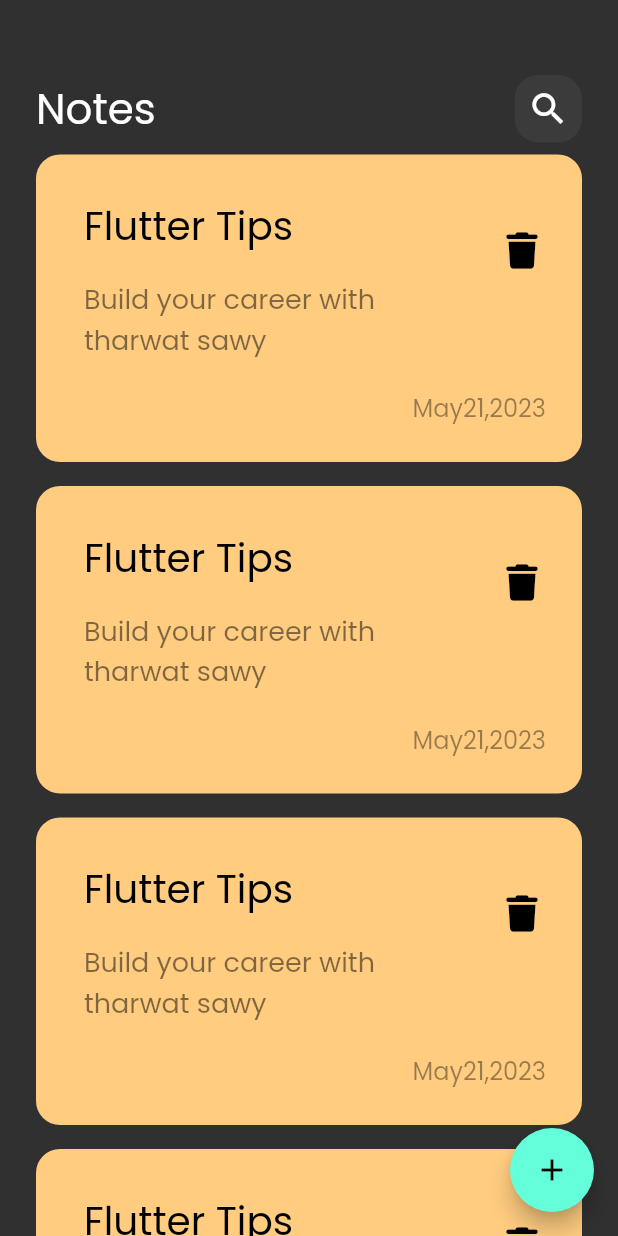
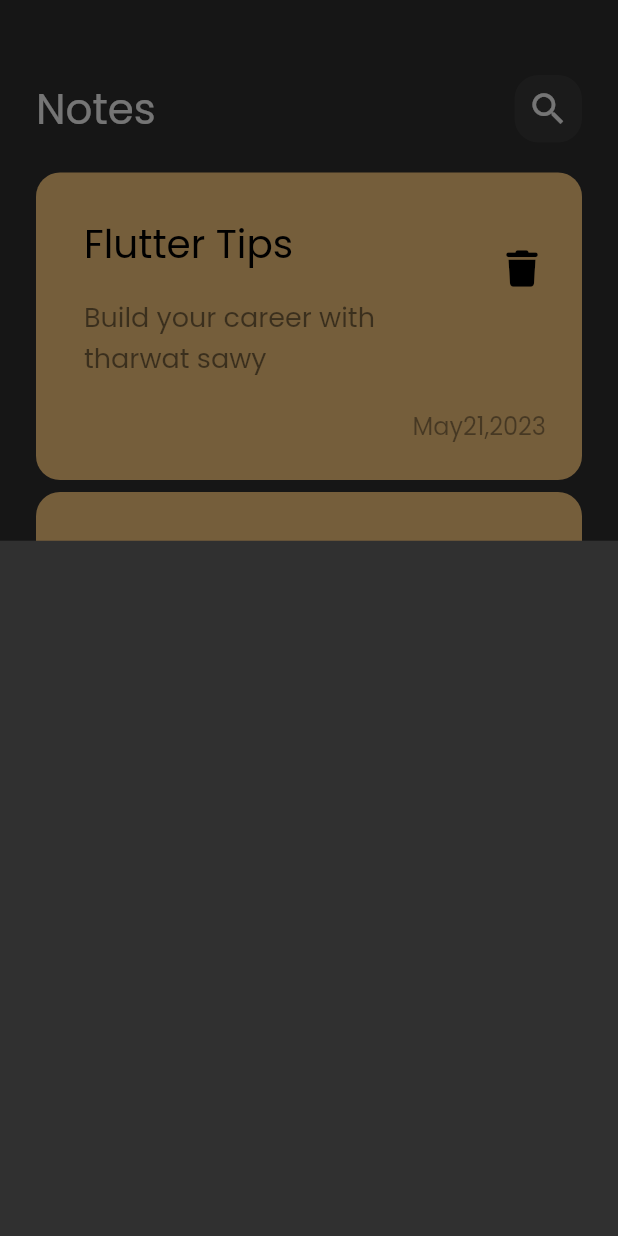
Before and after one commit to Alawi-Alhamid/notes_app, a Flutter app: the screen it shows after launch, after a tap on the "add" icon, on a phone screen of 412 x 824 dp. Run offline on Flutter 3.47's test engine with Material 2 defaults, Android fonts, the phone set to English and light mode, and no system bars; our stand-ins replace font_awesome_flutter.

Commit message:
show model bottom sheet

```diff
--- a/lib/views/notesview.dart
+++ b/lib/views/notesview.dart
@@ -1,12 +1,23 @@
 import 'package:flutter/material.dart';
+import 'package:notes_app/views/widgets/add_note_bottom_sheet.dart';
 import 'package:notes_app/views/widgets/notes_view_body.dart';
+
 class NotesView extends StatelessWidget {
   const NotesView({Key? key}) : super(key: key);
 
   @override
   Widget build(BuildContext context) {
-    return  Scaffold(
-      floatingActionButton: FloatingActionButton(onPressed: (){},child: Icon(Icons.add),),
+    return Scaffold(
+      floatingActionButton: FloatingActionButton(
+        onPressed: () {
+          showModalBottomSheet(
+              context: context,
+              builder: (context) {
+                return AddNoteBottomSheet();
+              });
+        },
+        child: const Icon(Icons.add),
+      ),
       body: const NotesViewBody(),
     );
   }
--- /dev/null
+++ b/lib/views/widgets/add_note_bottom_sheet.dart
@@ -0,0 +1,9 @@
+import 'package:flutter/material.dart';
+class AddNoteBottomSheet extends StatelessWidget {
+  const AddNoteBottomSheet({Key? key}) : super(key: key);
+
+  @override
+  Widget build(BuildContext context) {
+    return Container();
+  }
+}
--- a/lib/views/widgets/custom_app_bar.dart
+++ b/lib/views/widgets/custom_app_bar.dart
@@ -7,7 +7,7 @@ class CustomAppBar extends StatelessWidget {
   @override
   Widget build(BuildContext context) {
     return Row(
-children: [
+children: const [
 
   Text(
     'Notes',style: TextStyle(fontSize: 28),
--- a/lib/views/widgets/notes_list_view.dart
+++ b/lib/views/widgets/notes_list_view.dart
@@ -6,10 +6,15 @@ class NoteListView extends StatelessWidget {
 
   @override
   Widget build(BuildContext context) {
-    return ListView.builder(itemBuilder: (context,index){
-      return  const Padding(padding:EdgeInsets.symmetric(vertical: 8),
-      child:NoteItem()
-      );
-    });
+    return Padding(
+      padding: const EdgeInsets.symmetric(vertical: 16),
+      child: ListView.builder(
+          padding: EdgeInsets.zero,
+          itemBuilder: (context,index){
+        return  const Padding(padding:EdgeInsets.symmetric(vertical: 4),
+        child:NoteItem()
+        );
+      }),
+    );
   }
 }
```
